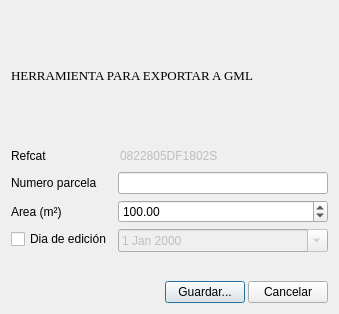
Before: the Qt Designer form ui/requestData_dialog.ui in psigcat/export_gml_catastro_espanya, drawn with Qt 5.
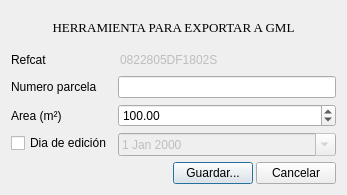
After: the same form once the commit is applied.

Patch:
```diff
--- a/ui/requestData_dialog.ui
+++ b/ui/requestData_dialog.ui
@@ -6,8 +6,8 @@
    <rect>
     <x>0</x>
     <y>0</y>
-    <width>339</width>
-    <height>314</height>
+    <width>347</width>
+    <height>195</height>
    </rect>
   </property>
   <property name="windowTitle">
@@ -33,6 +33,12 @@
        <property name="text">
         <string>HERRAMIENTA PARA EXPORTAR A GML</string>
        </property>
+       <property name="alignment">
+        <set>Qt::AlignCenter</set>
+       </property>
+       <property name="wordWrap">
+        <bool>true</bool>
+       </property>
       </widget>
      </item>
     </layout>
```
